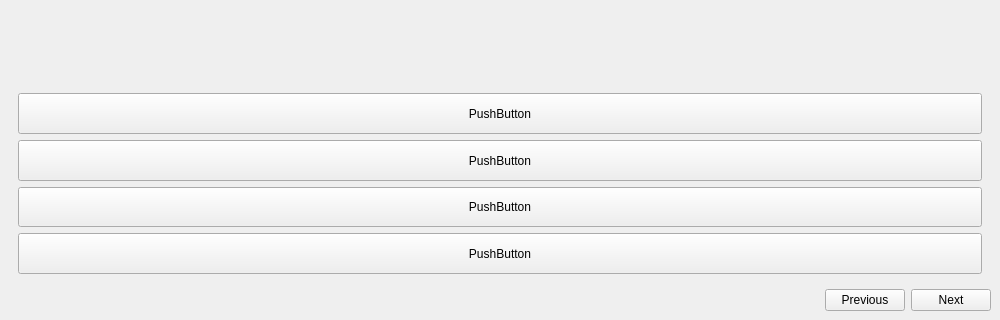
Above: atsarquiz.ui from NamThieen/atsar before the change; both pictures show x 0 to 1000 and y 348 to 668 of the 1000 by 668 pixel window. Below: the same form after it.
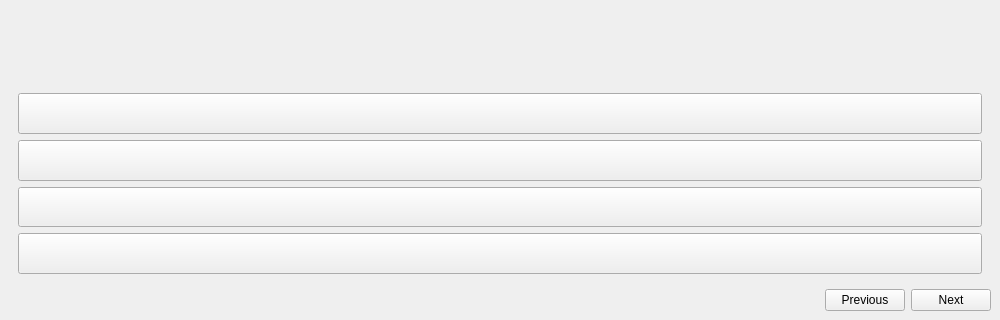
That is the form after the change. The open tabs and pages were chosen to show the change. Icons and pictures are not drawn.

What changed in the file:
```diff
--- a/atsarquiz.ui
+++ b/atsarquiz.ui
@@ -106,7 +106,7 @@
                </size>
               </property>
               <property name="text">
-               <string>PushButton</string>
+               <string/>
               </property>
               <attribute name="buttonGroup">
                <string notr="true">buttonGroup</string>
@@ -128,7 +128,7 @@
                </size>
               </property>
               <property name="text">
-               <string>PushButton</string>
+               <string/>
               </property>
               <attribute name="buttonGroup">
                <string notr="true">buttonGroup</string>
@@ -150,7 +150,7 @@
                </size>
               </property>
               <property name="text">
-               <string>PushButton</string>
+               <string/>
               </property>
               <attribute name="buttonGroup">
                <string notr="true">buttonGroup</string>
@@ -172,7 +172,7 @@
                </size>
               </property>
               <property name="text">
-               <string>PushButton</string>
+               <string/>
               </property>
               <attribute name="buttonGroup">
                <string notr="true">buttonGroup</string>
```
Left out of the diff: 12 changed lines with no effect on the pictures.
